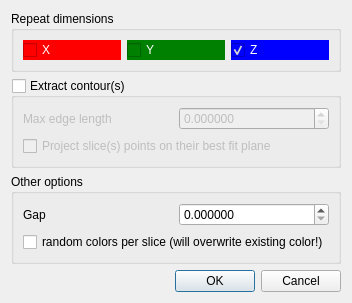
Old version of the form qCC/ui_templates/clippingBoxRepeatDlg.ui in the repository archeos/cloudcompare-archeos.
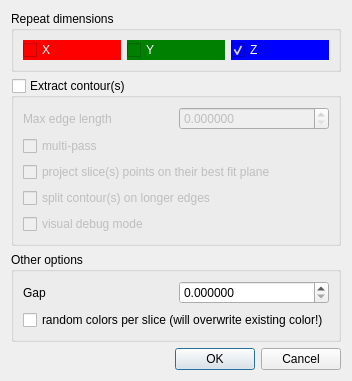
New version of the form.

Diff of the .ui file:
```diff
--- a/qCC/ui_templates/clippingBoxRepeatDlg.ui
+++ b/qCC/ui_templates/clippingBoxRepeatDlg.ui
@@ -7,7 +7,7 @@
     <x>0</x>
     <y>0</y>
     <width>314</width>
-    <height>271</height>
+    <height>340</height>
    </rect>
   </property>
   <property name="windowTitle">
@@ -101,13 +101,43 @@
         </item>
        </layout>
       </item>
+      <item>
+       <widget class="QCheckBox" name="multiPassCheckBox">
+        <property name="toolTip">
+         <string>Multi-pass process where longer edges may be temporarilly created to obtain a better fit... or a worst one ;)</string>
+        </property>
+        <property name="text">
+         <string>multi-pass</string>
+        </property>
+       </widget>
+      </item>
       <item>
        <widget class="QCheckBox" name="projectOnBestFitCheckBox">
         <property name="toolTip">
          <string>Before extracting the contour, points can be projected along the repeat dimension (if only one is defined) or on the best fit plane</string>
         </property>
         <property name="text">
-         <string>Project slice(s) points on their best fit plane</string>
+         <string>project slice(s) points on their best fit plane</string>
+        </property>
+       </widget>
+      </item>
+      <item>
+       <widget class="QCheckBox" name="splitContourCheckBox">
+        <property name="toolTip">
+         <string>split the generated contour(s) in smaller parts to avoid creating edges longer than the specified max edge length.</string>
+        </property>
+        <property name="text">
+         <string>split contour(s) on longer edges</string>
+        </property>
+       </widget>
+      </item>
+      <item>
+       <widget class="QCheckBox" name="debugModeCheckBox">
+        <property name="toolTip">
+         <string>Display a dialog with step-by-step execution of the algorithm (debug mode - very slow)</string>
+        </property>
+        <property name="text">
+         <string>visual debug mode</string>
         </property>
        </widget>
       </item>
```
